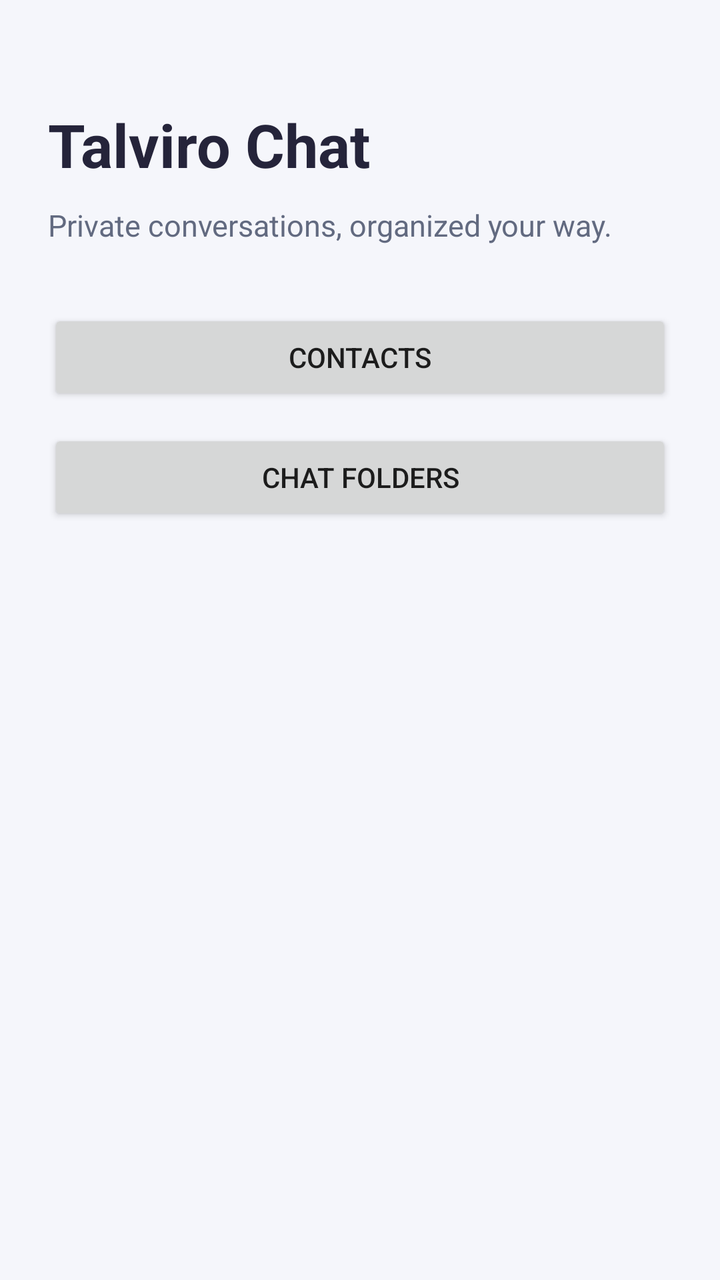
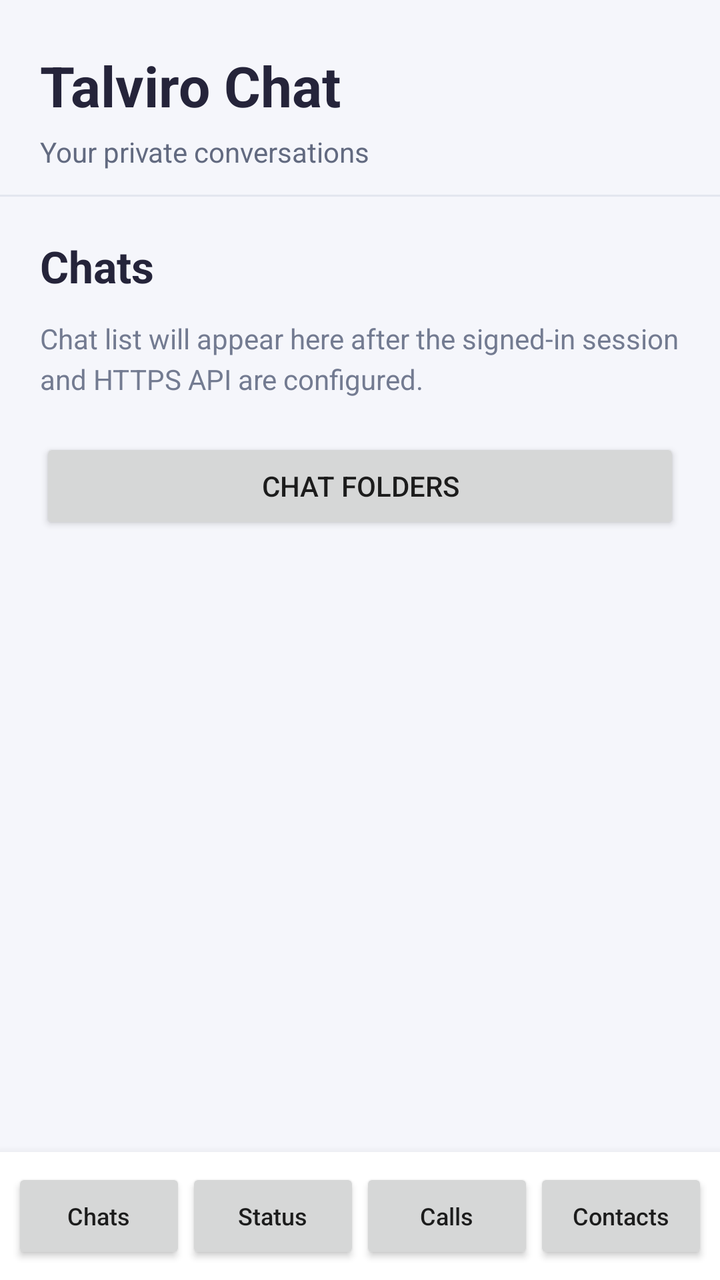

Two renders of the same Android screen: before a commit and after it. Below are the layout's source before the change and the commit's diff.
<!-- AndroidManifest.xml: application theme android:Theme.Material.Light.NoActionBar -->
<!-- res/layout/activity_main.xml -->
<?xml version="1.0" encoding="utf-8"?>
<ScrollView xmlns:android="http://schemas.android.com/apk/res/android"
    android:layout_width="match_parent"
    android:layout_height="match_parent"
    android:background="#F5F6FB">
    <LinearLayout
        android:layout_width="match_parent"
        android:layout_height="wrap_content"
        android:orientation="vertical"
        android:padding="24dp">
        <TextView
            android:layout_width="wrap_content"
            android:layout_height="wrap_content"
            android:text="Talviro Chat"
            android:textColor="#25243A"
            android:textSize="30sp"
            android:textStyle="bold"
            android:layout_marginTop="28dp" />
        <TextView
            android:layout_width="match_parent"
            android:layout_height="wrap_content"
            android:layout_marginTop="10dp"
            android:text="Private conversations, organized your way."
            android:textColor="#626A80"
            android:textSize="15sp" />
        <Button
            android:id="@+id/open_contacts"
            android:layout_width="match_parent"
            android:layout_height="wrap_content"
            android:layout_marginTop="32dp"
            android:text="Contacts" />
        <Button
            android:id="@+id/open_folders"
            android:layout_width="match_parent"
            android:layout_height="wrap_content"
            android:layout_marginTop="12dp"
            android:text="Chat Folders" />
        <TextView
            android:id="@+id/home_status"
            android:layout_width="match_parent"
            android:layout_height="wrap_content"
            android:layout_marginTop="24dp"
            android:lineSpacingExtra="4dp"
            android:textColor="#737B91"
            android:textSize="12sp" />
    </LinearLayout>
</ScrollView>
<!-- resources referenced by this layout -->
<resources>

</resources>

<!-- the commit's change to res/layout/activity_main.xml (unified diff, before → after) -->
@@ -1,47 +1,179 @@
 <?xml version="1.0" encoding="utf-8"?>
-<ScrollView xmlns:android="http://schemas.android.com/apk/res/android"
+<LinearLayout xmlns:android="http://schemas.android.com/apk/res/android"
     android:layout_width="match_parent"
     android:layout_height="match_parent"
+    android:orientation="vertical"
     android:background="#F5F6FB">
+
     <LinearLayout
         android:layout_width="match_parent"
         android:layout_height="wrap_content"
         android:orientation="vertical"
-        android:padding="24dp">
+        android:paddingStart="20dp"
+        android:paddingEnd="20dp"
+        android:paddingTop="24dp"
+        android:paddingBottom="12dp">
+
         <TextView
             android:layout_width="wrap_content"
             android:layout_height="wrap_content"
             android:text="Talviro Chat"
             android:textColor="#25243A"
-            android:textSize="30sp"
-            android:textStyle="bold"
-            android:layout_marginTop="28dp" />
+            android:textSize="28sp"
+            android:textStyle="bold" />
+
         <TextView
+            android:id="@+id/home_subtitle"
             android:layout_width="match_parent"
             android:layout_height="wrap_content"
-            android:layout_marginTop="10dp"
-            android:text="Private conversations, organized your way."
+            android:layout_marginTop="5dp"
+            android:text="Your private conversations"
             android:textColor="#626A80"
-            android:textSize="15sp" />
+            android:textSize="14sp" />
+    </LinearLayout>
+
+    <View
+        android:layout_width="match_parent"
+        android:layout_height="1dp"
+        android:background="#E3E6EF" />
+
+    <FrameLayout
+        android:id="@+id/home_content"
+        android:layout_width="match_parent"
+        android:layout_height="0dp"
+        android:layout_weight="1"
+        android:padding="20dp">
+
+        <LinearLayout
+            android:id="@+id/chats_panel"
+            android:layout_width="match_parent"
+            android:layout_height="match_parent"
+            android:orientation="vertical">
+
+            <TextView
+                android:layout_width="match_parent"
+                android:layout_height="wrap_content"
+                android:text="Chats"
+                android:textColor="#25243A"
+                android:textSize="22sp"
+                android:textStyle="bold" />
+
+            <TextView
+                android:id="@+id/home_status"
+                android:layout_width="match_parent"
+                android:layout_height="wrap_content"
+                android:layout_marginTop="12dp"
+                android:lineSpacingExtra="4dp"
+                android:text="Chat list will appear here after the signed-in session and HTTPS API are configured."
+                android:textColor="#737B91"
+                android:textSize="14sp" />
+
+            <Button
+                android:id="@+id/open_folders"
+                android:layout_width="match_parent"
+                android:layout_height="wrap_content"
+                android:layout_marginTop="20dp"
+                android:text="Chat Folders" />
+        </LinearLayout>
+
+        <LinearLayout
+            android:id="@+id/status_panel"
+            android:layout_width="match_parent"
+            android:layout_height="match_parent"
+            android:orientation="vertical"
+            android:visibility="gone">
+
+            <TextView
+                android:layout_width="match_parent"
+                android:layout_height="wrap_content"
+                android:text="Status"
+                android:textColor="#25243A"
+                android:textSize="22sp"
+                android:textStyle="bold" />
+
+            <TextView
+                android:layout_width="match_parent"
+                android:layout_height="wrap_content"
+                android:layout_marginTop="12dp"
+                android:text="Stories and status updates are planned for the next feature milestone."
+                android:textColor="#737B91"
+                android:textSize="14sp" />
+        </LinearLayout>
+
+        <LinearLayout
+            android:id="@+id/calls_panel"
+            android:layout_width="match_parent"
+            android:layout_height="match_parent"
+            android:orientation="vertical"
+            android:visibility="gone">
+
+            <TextView
+                android:layout_width="match_parent"
+                android:layout_height="wrap_content"
+                android:text="Calls"
+                android:textColor="#25243A"
+                android:textSize="22sp"
+                android:textStyle="bold" />
+
+            <TextView
+                android:layout_width="match_parent"
+                android:layout_height="wrap_content"
+                android:layout_marginTop="12dp"
+                android:text="Voice, video, and group call history will appear after the LiveKit calling milestone is integrated."
+                android:textColor="#737B91"
+                android:textSize="14sp" />
+        </LinearLayout>
+    </FrameLayout>
+
+    <LinearLayout
+        android:layout_width="match_parent"
+        android:layout_height="wrap_content"
+        android:orientation="horizontal"
+        android:background="#FFFFFF"
+        android:paddingStart="6dp"
+        android:paddingEnd="6dp"
+        android:paddingTop="8dp"
+        android:paddingBottom="8dp"
+        android:elevation="8dp">
+
         <Button
-            android:id="@+id/open_contacts"
-            android:layout_width="match_parent"
-            android:layout_height="wrap_content"
-            android:layout_marginTop="32dp"
-            android:text="Contacts" />
+            android:id="@+id/tab_chats"
+            android:layout_width="0dp"
+            android:layout_height="48dp"
+            android:layout_weight="1"
+            android:minWidth="0dp"
+            android:text="Chats"
+            android:textAllCaps="false"
+            android:textSize="12sp" />
+
         <Button
-            android:id="@+id/open_folders"
-            android:layout_width="match_parent"
-            android:layout_height="wrap_content"
-            android:layout_marginTop="12dp"
-            android:text="Chat Folders" />
-        <TextView
-            android:id="@+id/home_status"
-            android:layout_width="match_parent"
-            android:layout_height="wrap_content"
-            android:layout_marginTop="24dp"
-            android:lineSpacingExtra="4dp"
-            android:textColor="#737B91"
+            android:id="@+id/tab_status"
+            android:layout_width="0dp"
+            android:layout_height="48dp"
+            android:layout_weight="1"
+            android:minWidth="0dp"
+            android:text="Status"
+            android:textAllCaps="false"
+            android:textSize="12sp" />
+
+        <Button
+            android:id="@+id/tab_calls"
+            android:layout_width="0dp"
+            android:layout_height="48dp"
+            android:layout_weight="1"
+            android:minWidth="0dp"
+            android:text="Calls"
+            android:textAllCaps="false"
+            android:textSize="12sp" />
+
+        <Button
+            android:id="@+id/tab_contacts"
+            android:layout_width="0dp"
+            android:layout_height="48dp"
+            android:layout_weight="1"
+            android:minWidth="0dp"
+            android:text="Contacts"
+            android:textAllCaps="false"
             android:textSize="12sp" />
     </LinearLayout>
-</ScrollView>
+</LinearLayout>
